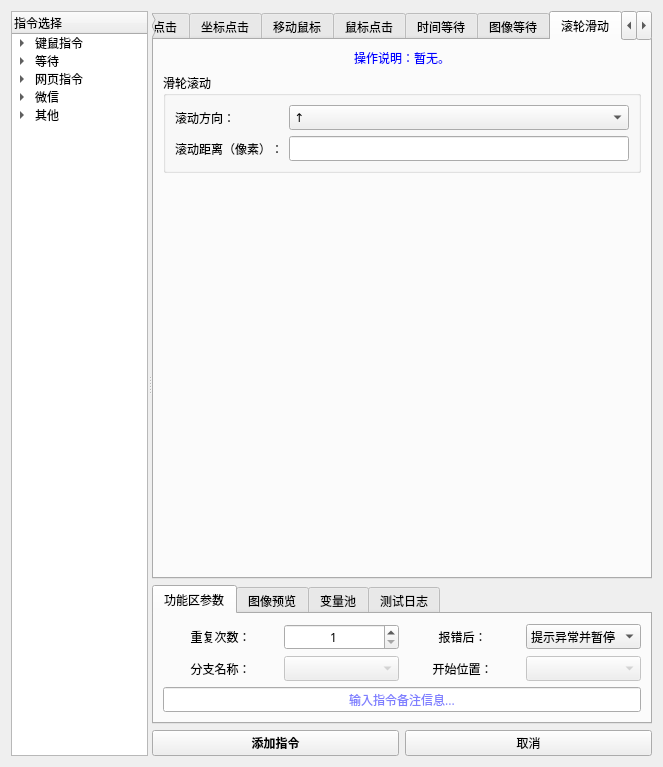
Qt form 窗体/navigation.ui (FsterThanLight/automatic_clicker_2) before a commit.
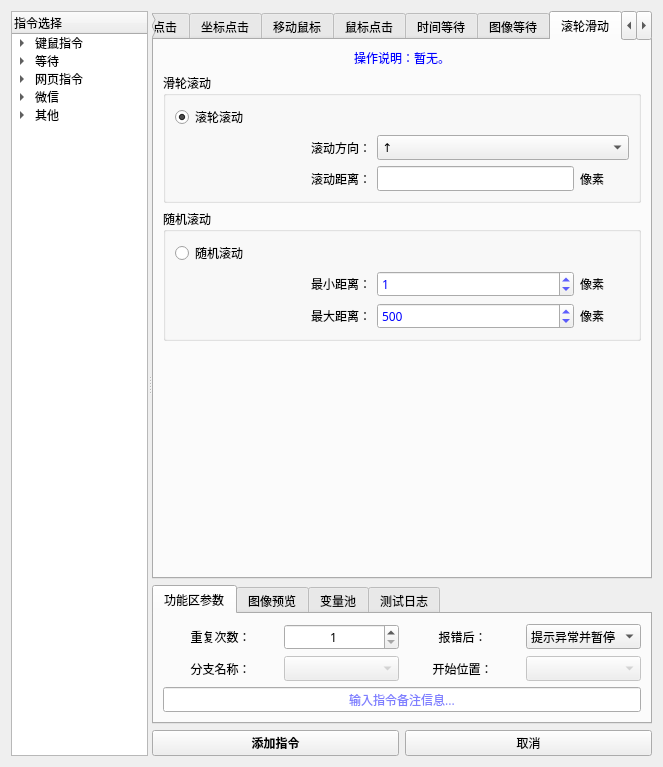
The same form after that commit. The open tabs and pages were chosen to show the change. Icons and pictures are not drawn.

Commit message: 2024年02月18日 16:03:21 随机滚轮滑动、鼠标点击指令重新设计

```diff
--- a/窗体/navigation.ui
+++ b/窗体/navigation.ui
@@ -2199,7 +2199,7 @@
           <attribute name="title">
            <string>滚轮滑动</string>
           </attribute>
-          <layout class="QVBoxLayout" name="verticalLayout_55">
+          <layout class="QVBoxLayout" name="verticalLayout_63">
            <item>
             <widget class="QLabel" name="label_90">
              <property name="sizePolicy">
@@ -2326,16 +2326,178 @@
              </property>
              <layout class="QVBoxLayout" name="verticalLayout_7">
               <item>
-               <layout class="QGridLayout" name="gridLayout_4">
+               <widget class="QRadioButton" name="radioButton_gun">
+                <property name="text">
+                 <string>滚轮滚动</string>
+                </property>
+                <property name="checked">
+                 <bool>true</bool>
+                </property>
+               </widget>
+              </item>
+              <item>
+               <layout class="QGridLayout" name="gridLayout_4" columnstretch="4,4,1">
+                <item row="1" column="0">
+                 <widget class="QLabel" name="label_17">
+                  <property name="text">
+                   <string>滚动距离：</string>
+                  </property>
+                  <property name="alignment">
+                   <set>Qt::AlignRight|Qt::AlignTrailing|Qt::AlignVCenter</set>
+                  </property>
+                 </widget>
+                </item>
                 <item row="0" column="0">
                  <widget class="QLabel" name="label_16">
                   <property name="text">
                    <string>滚动方向：</string>
                   </property>
+                  <property name="alignment">
+                   <set>Qt::AlignRight|Qt::AlignTrailing|Qt::AlignVCenter</set>
+                  </property>
                  </widget>
                 </item>
-                <item row="0" column="1">
+                <item row="1" column="1">
+                 <widget class="QLineEdit" name="lineEdit_3">
+                  <property name="palette">
+                   <palette>
+                    <active>
+                     <colorrole role="Text">
+                      <brush brushstyle="SolidPattern">
+                       <color alpha="255">
+                        <red>0</red>
+                        <green>0</green>
+                        <blue>255</blue>
+                       </color>
+                      </brush>
+                     </colorrole>
+                     <colorrole role="PlaceholderText">
+                      <brush brushstyle="SolidPattern">
+                       <color alpha="128">
+                        <red>0</red>
+                        <green>0</green>
+                        <blue>255</blue>
+                       </color>
+                      </brush>
+                     </colorrole>
+                    </active>
+                    <inactive>
+                     <colorrole role="Text">
+                      <brush brushstyle="SolidPattern">
+                       <color alpha="255">
+                        <red>0</red>
+                        <green>0</green>
+                        <blue>255</blue>
+                       </color>
+                      </brush>
+                     </colorrole>
+                     <colorrole role="PlaceholderText">
+                      <brush brushstyle="SolidPattern">
+                       <color alpha="128">
+                        <red>0</red>
+                        <green>0</green>
+                        <blue>255</blue>
+                       </color>
+                      </brush>
+                     </colorrole>
+                    </inactive>
+                    <disabled>
+                     <colorrole role="Text">
+                      <brush brushstyle="SolidPattern">
+                       <color alpha="255">
+                        <red>120</red>
+                        <green>120</green>
+                        <blue>120</blue>
+                       </color>
+                      </brush>
+                     </colorrole>
+                     <colorrole role="PlaceholderText">
+                      <brush brushstyle="SolidPattern">
+                       <color alpha="128">
+                        <red>0</red>
+                        <green>0</green>
+                        <blue>0</blue>
+                       </color>
+                      </brush>
+                     </colorrole>
+                    </disabled>
+                   </palette>
+                  </property>
+                 </widget>
+                </item>
+                <item row="1" column="2">
+                 <widget class="QLabel" name="label_105">
+                  <property name="text">
+                   <string>像素</string>
+                  </property>
+                 </widget>
+                </item>
+                <item row="0" column="1" colspan="2">
                  <widget class="QComboBox" name="comboBox_5">
+                  <property name="palette">
+                   <palette>
+                    <active>
+                     <colorrole role="Text">
+                      <brush brushstyle="SolidPattern">
+                       <color alpha="255">
+                        <red>0</red>
+                        <green>0</green>
+                        <blue>255</blue>
+                       </color>
+                      </brush>
+                     </colorrole>
+                     <colorrole role="PlaceholderText">
+                      <brush brushstyle="SolidPattern">
+                       <color alpha="128">
+                        <red>0</red>
+                        <green>0</green>
+                        <blue>255</blue>
+                       </color>
+                      </brush>
+                     </colorrole>
+                    </active>
+                    <inactive>
+                     <colorrole role="Text">
+                      <brush brushstyle="SolidPattern">
+                       <color alpha="255">
+                        <red>0</red>
+                        <green>0</green>
+                        <blue>255</blue>
+                       </color>
+                      </brush>
+                     </colorrole>
+                     <colorrole role="PlaceholderText">
+                      <brush brushstyle="SolidPattern">
+                       <color alpha="128">
+                        <red>0</red>
+                        <green>0</green>
+                        <blue>255</blue>
+                       </color>
+                      </brush>
+                     </colorrole>
+                    </inactive>
+                    <disabled>
+                     <colorrole role="Text">
+                      <brush brushstyle="SolidPattern">
+                       <color alpha="255">
+                        <red>120</red>
+                        <green>120</green>
+                        <blue>120</blue>
+                       </color>
+                      </brush>
+                     </colorrole>
+                     <colorrole role="PlaceholderText">
+                      <brush brushstyle="SolidPattern">
+                       <color alpha="128">
+                        <red>0</red>
+                        <green>0</green>
+                        <blue>0</blue>
+                       </color>
+                      </brush>
+                     </colorrole>
+                    </disabled>
+                   </palette>
+                  </property>
                   <item>
                    <property name="text">
                     <string>↑</string>
@@ -2348,15 +2510,261 @@
                   </item>
                  </widget>
                 </item>
-                <item row="1" column="0">
-                 <widget class="QLabel" name="label_17">
-                  <property name="text">
-                   <string>滚动距离（像素）：</string>
+               </layout>
+              </item>
+             </layout>
+            </widget>
+           </item>
+           <item>
+            <widget class="QGroupBox" name="groupBox_29">
+             <property name="title">
+              <string>随机滚动</string>
+             </property>
+             <layout class="QVBoxLayout" name="verticalLayout_55">
+              <item>
+               <widget class="QRadioButton" name="radioButton_sv">
+                <property name="text">
+                 <string>随机滚动</string>
+                </property>
+               </widget>
+              </item>
+              <item>
+               <layout class="QGridLayout" name="gridLayout_36" columnstretch="4,4,1">
+                <item row="0" column="1">
+                 <widget class="QSpinBox" name="spinBox_16">
+                  <property name="palette">
+                   <palette>
+                    <active>
+                     <colorrole role="WindowText">
+                      <brush brushstyle="SolidPattern">
+                       <color alpha="255">
+                        <red>0</red>
+                        <green>0</green>
+                        <blue>255</blue>
+                       </color>
+                      </brush>
+                     </colorrole>
+                     <colorrole role="Text">
+                      <brush brushstyle="SolidPattern">
+                       <color alpha="255">
+                        <red>0</red>
+                        <green>0</green>
+                        <blue>255</blue>
+                       </color>
+                      </brush>
+                     </colorrole>
+                     <colorrole role="PlaceholderText">
+                      <brush brushstyle="SolidPattern">
+                       <color alpha="128">
+                        <red>0</red>
+                        <green>0</green>
+                        <blue>255</blue>
+                       </color>
+                      </brush>
+                     </colorrole>
+                    </active>
+                    <inactive>
+                     <colorrole role="WindowText">
+                      <brush brushstyle="SolidPattern">
+                       <color alpha="255">
+                        <red>0</red>
+                        <green>0</green>
+                        <blue>255</blue>
+                       </color>
+                      </brush>
+                     </colorrole>
+                     <colorrole role="Text">
+                      <brush brushstyle="SolidPattern">
+                       <color alpha="255">
+                        <red>0</red>
+                        <green>0</green>
+                        <blue>255</blue>
+                       </color>
+                      </brush>
+                     </colorrole>
+                     <colorrole role="PlaceholderText">
+                      <brush brushstyle="SolidPattern">
+                       <color alpha="128">
+                        <red>0</red>
+                        <green>0</green>
+                        <blue>255</blue>
+                       </color>
+                      </brush>
+                     </colorrole>
+                    </inactive>
+                    <disabled>
+                     <colorrole role="WindowText">
+                      <brush brushstyle="SolidPattern">
+                       <color alpha="255">
+                        <red>120</red>
+                        <green>120</green>
+                        <blue>120</blue>
+                       </color>
+                      </brush>
+                     </colorrole>
+                     <colorrole role="Text">
+                      <brush brushstyle="SolidPattern">
+                       <color alpha="255">
+                        <red>120</red>
+                        <green>120</green>
+                        <blue>120</blue>
+                       </color>
+                      </brush>
+                     </colorrole>
+                     <colorrole role="PlaceholderText">
+                      <brush brushstyle="SolidPattern">
+                       <color alpha="128">
+                        <red>0</red>
+                        <green>0</green>
+                        <blue>0</blue>
+                       </color>
+                      </brush>
+                     </colorrole>
+                    </disabled>
+                   </palette>
+                  </property>
+                  <property name="maximum">
+                   <number>999999</number>
+                  </property>
+                  <property name="value">
+                   <number>1</number>
                   </property>
                  </widget>
                 </item>
                 <item row="1" column="1">
-                 <widget class="QLineEdit" name="lineEdit_3"/>
+                 <widget class="QSpinBox" name="spinBox_17">
+                  <property name="palette">
+                   <palette>
+                    <active>
+                     <colorrole role="WindowText">
+                      <brush brushstyle="SolidPattern">
+                       <color alpha="255">
+                        <red>0</red>
+                        <green>0</green>
+                        <blue>255</blue>
+                       </color>
+                      </brush>
+                     </colorrole>
+                     <colorrole role="Text">
+                      <brush brushstyle="SolidPattern">
+                       <color alpha="255">
+                        <red>0</red>
+                        <green>0</green>
+                        <blue>255</blue>
+                       </color>
+                      </brush>
+                     </colorrole>
+                     <colorrole role="PlaceholderText">
+                      <brush brushstyle="SolidPattern">
+                       <color alpha="128">
+                        <red>0</red>
+                        <green>0</green>
+                        <blue>255</blue>
+                       </color>
+                      </brush>
+                     </colorrole>
+                    </active>
+                    <inactive>
+                     <colorrole role="WindowText">
+                      <brush brushstyle="SolidPattern">
+                       <color alpha="255">
+                        <red>0</red>
+                        <green>0</green>
+                        <blue>255</blue>
+                       </color>
+                      </brush>
+                     </colorrole>
+                     <colorrole role="Text">
+                      <brush brushstyle="SolidPattern">
+                       <color alpha="255">
+                        <red>0</red>
+                        <green>0</green>
+                        <blue>255</blue>
+                       </color>
+                      </brush>
+                     </colorrole>
+                     <colorrole role="PlaceholderText">
+                      <brush brushstyle="SolidPattern">
+                       <color alpha="128">
+                        <red>0</red>
+                        <green>0</green>
+                        <blue>255</blue>
+                       </color>
+                      </brush>
+                     </colorrole>
+                    </inactive>
+                    <disabled>
+                     <colorrole role="WindowText">
+                      <brush brushstyle="SolidPattern">
+                       <color alpha="255">
+                        <red>120</red>
+                        <green>120</green>
+                        <blue>120</blue>
+                       </color>
+                      </brush>
+                     </colorrole>
+                     <colorrole role="Text">
+                      <brush brushstyle="SolidPattern">
+                       <color alpha="255">
+                        <red>120</red>
+                        <green>120</green>
+                        <blue>120</blue>
+                       </color>
+                      </brush>
+                     </colorrole>
+                     <colorrole role="PlaceholderText">
+                      <brush brushstyle="SolidPattern">
+                       <color alpha="128">
+                        <red>0</red>
+                        <green>0</green>
+                        <blue>0</blue>
+                       </color>
+                      </brush>
+                     </colorrole>
+                    </disabled>
+                   </palette>
+                  </property>
+                  <property name="maximum">
+                   <number>999999</number>
+                  </property>
+                  <property name="value">
+                   <number>500</number>
+                  </property>
+                 </widget>
+                </item>
+                <item row="1" column="0">
+                 <widget class="QLabel" name="label_103">
+                  <property name="text">
+                   <string>最大距离：</string>
+                  </property>
+                  <property name="alignment">
+                   <set>Qt::AlignRight|Qt::AlignTrailing|Qt::AlignVCenter</set>
+                  </property>
+                 </widget>
+                </item>
+                <item row="0" column="0">
+                 <widget class="QLabel" name="label_101">
+                  <property name="text">
+                   <string>最小距离：</string>
+                  </property>
+                  <property name="alignment">
+                   <set>Qt::AlignRight|Qt::AlignTrailing|Qt::AlignVCenter</set>
+                  </property>
+                 </widget>
+                </item>
+                <item row="0" column="2">
+                 <widget class="QLabel" name="label_104">
+                  <property name="text">
+                   <string>像素</string>
+                  </property>
+                 </widget>
+                </item>
+                <item row="1" column="2">
+                 <widget class="QLabel" name="label_106">
+                  <property name="text">
+                   <string>像素</string>
+                  </property>
+                 </widget>
                 </item>
                </layout>
               </item>
```
Left out of the diff: 1925 changed lines with no effect on the pictures. The commit also changes 7 other files.
